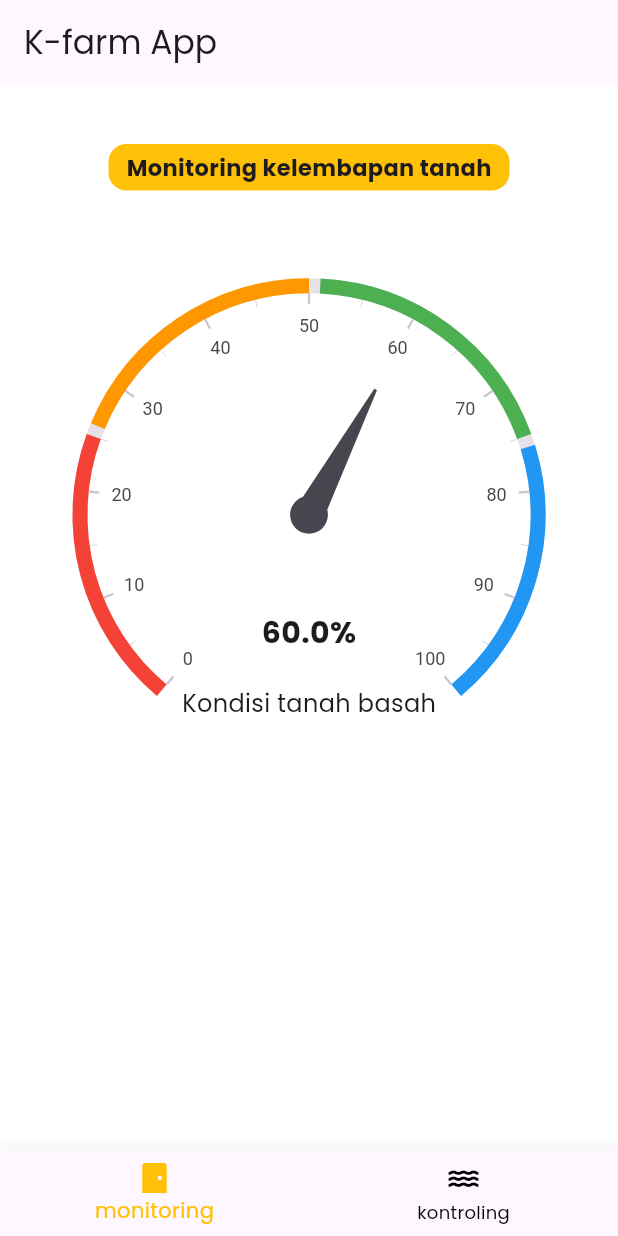
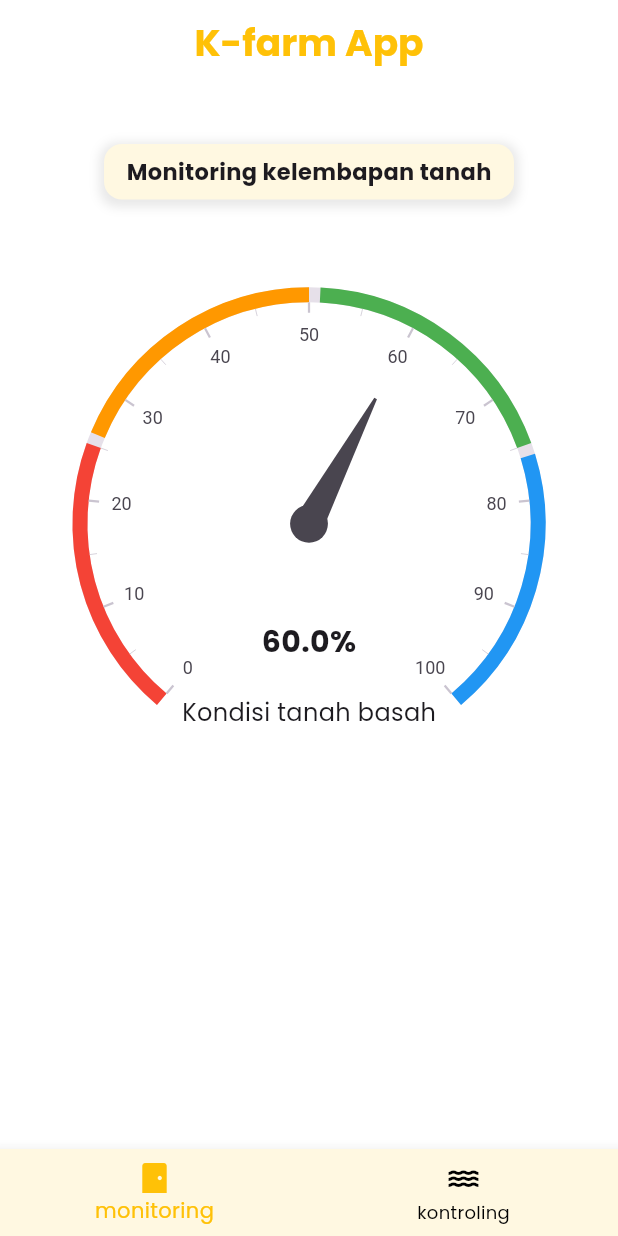
Before and after one commit to adyfp24/kFarm-app, a Flutter app: the screen it shows after launch, on a phone screen of 412 x 824 dp. Run offline on Flutter 3.47's test engine with Material 3 defaults, Android fonts, the phone set to English and light mode, and no system bars; drawn by our look-alikes of syncfusion_flutter_gauges; our stand-ins replace firebase_core, firebase_database, google_fonts; accounts and stored records are empty.

Commit message:
fix: layout & custom widget

```diff
--- a/lib/views/fragments/sensor_fragment.dart
+++ b/lib/views/fragments/sensor_fragment.dart
@@ -19,11 +19,18 @@ class _SensorFragmentState extends State<SensorFragment> {
           Container(
             decoration: BoxDecoration(
               borderRadius: BorderRadius.circular(12),
-              color: Colors.amber,
+              color: Colors.amber[50],
+              boxShadow: [
+                BoxShadow(
+                  color: Colors.black.withOpacity(0.09),
+                  spreadRadius: 3,
+                  blurRadius: 5,
+                  offset: const Offset(0, 2),
+                ),
+              ],
             ),
-            padding: EdgeInsets.symmetric(horizontal: 12, vertical: 5),
-
-            child: Text('Monitoring kelembapan tanah',
+            padding: const EdgeInsets.symmetric(horizontal: 15, vertical: 8),
+            child: const Text('Monitoring kelembapan tanah',
                 style: TextStyle(fontSize: 15, fontWeight: FontWeight.bold)),
           ),
           SizedBox(
--- a/lib/views/pages/homepage.dart
+++ b/lib/views/pages/homepage.dart
@@ -28,13 +28,25 @@ class _HomePageState extends State<HomePage> {
         backgroundColor: kColorWhite,
         appBar: AppBar(
           automaticallyImplyLeading: false,
-          title: const Text('K-farm App'),
+          title: const Align(
+            alignment: Alignment.center,
+            child: Text(
+              'K-farm App',
+              style: TextStyle(
+                color: Colors.amber,
+                fontWeight: FontWeight.bold,
+                fontSize: 25,
+              ),
+            ),
+          ),
+          backgroundColor: Colors.white,
         ),
         body: const <Widget>[
           SensorFragment(),
           ControlFragment(),
         ][_selectedIndex],
-        bottomNavigationBar: BottomNavigationBar(items: const [
+        bottomNavigationBar: BottomNavigationBar(
+          items: const [
             BottomNavigationBarItem(
               icon: Icon(Icons.sensor_door),
               label: 'monitoring',
@@ -48,6 +60,7 @@ class _HomePageState extends State<HomePage> {
           currentIndex: _selectedIndex,
           selectedItemColor: Colors.amber,
           unselectedItemColor: Colors.black,
+          backgroundColor: Colors.amber[50],
         ),
       ),
     );
--- a/lib/views/widgets/card.dart
+++ b/lib/views/widgets/card.dart
@@ -105,7 +105,8 @@ class _ControllingCardState extends State<ControllingCard> {
                     Transform.scale(
                       scale: 2.0,
                       child: Switch(
-                        activeColor: Colors.yellow,
+                        activeColor: Colors.amber,
+                        inactiveThumbColor: Colors.amber[100],
                         value: isSwitched,
                         onChanged: toggleSwitch,
                       ),
```
Lines whose indentation alone changed are shown as unchanged.
